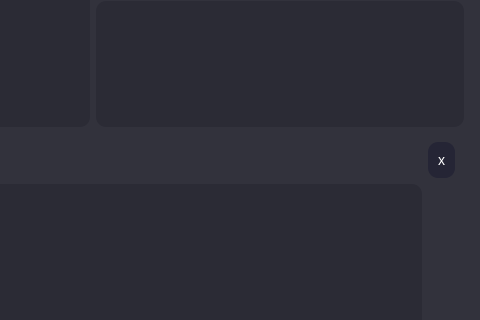
Qt form Ui/GraphingUi.ui (OrionAerospaceYT/SideKick) before a commit; both pictures show x 546 to 1026 and y 197 to 517 of the 1026 by 638 pixel window.
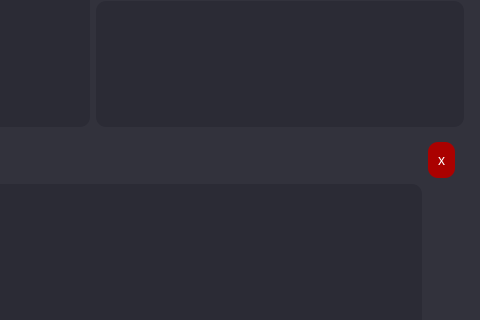
The same form after that commit. Icons and pictures are not drawn.

Commit message: Close debug button red

Patch:
```diff
--- a/Ui/GraphingUi.ui
+++ b/Ui/GraphingUi.ui
@@ -826,6 +826,11 @@
       </item>
       <item row="4" column="4" colspan="4">
        <widget class="QFrame" name="debugger">
+        <property name="styleSheet">
+         <string notr="true">QPushButton{
+	background-color: #aa0100;
+}</string>
+        </property>
         <layout class="QGridLayout" name="debugger_1">
          <item row="1" column="0">
           <widget class="QTextBrowser" name="debug_log"/>
```
The commit also changes 2 other files.
